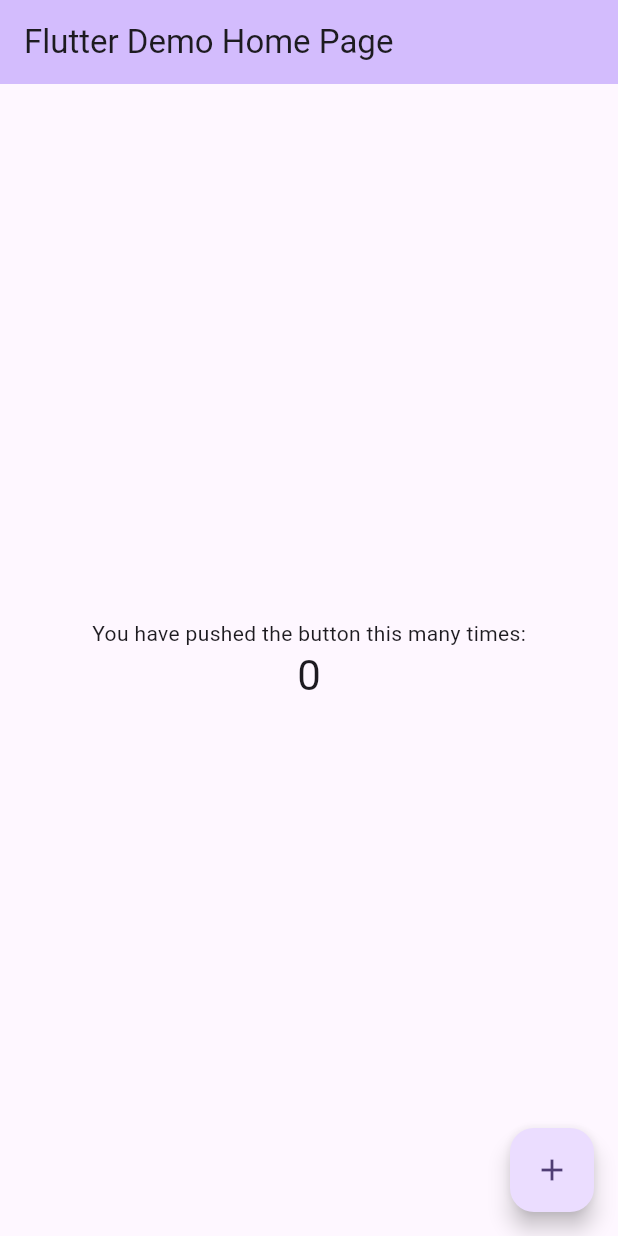
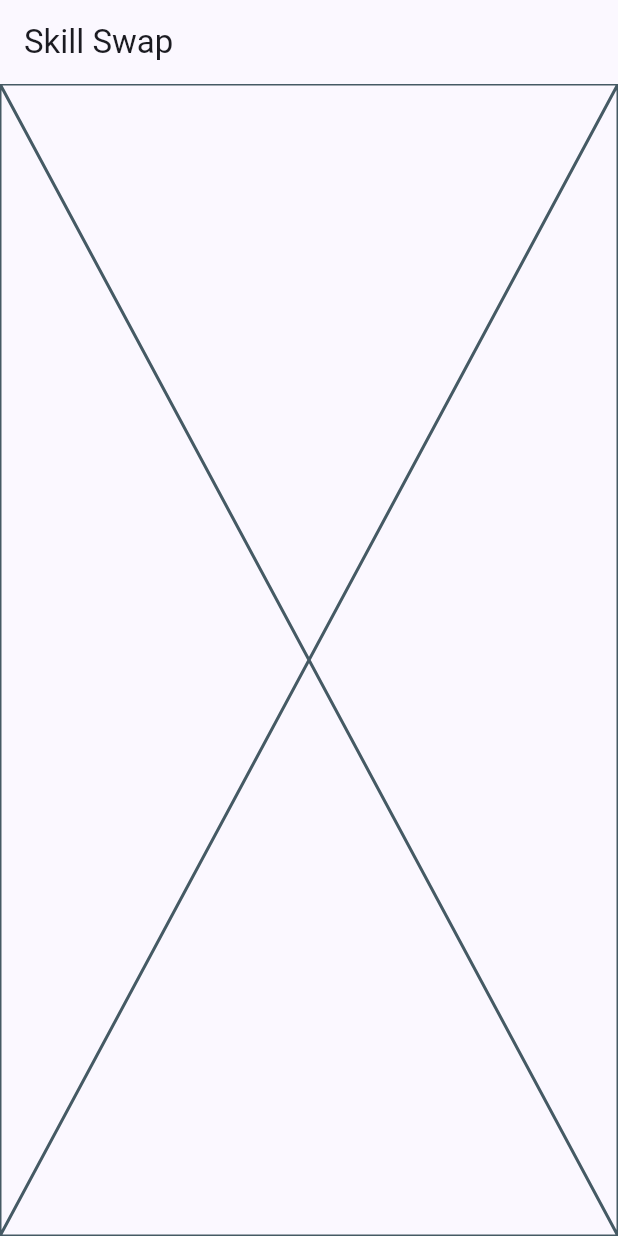
Before and after one commit to preetiahuja18/Codermates-Odoo, a Flutter app: the screen it shows after launch, on a phone screen of 412 x 824 dp. Run offline on Flutter 3.47's test engine with Material 3 defaults, Android fonts, the phone set to English and light mode, and no system bars.

Commit message:
Baisc Struct

```diff
--- /dev/null
+++ b/frontend/lib/core/widget/layout/body.layout.dart
@@ -0,0 +1,20 @@
+import 'package:flutter/material.dart';
+
+class BodyLayout extends StatelessWidget {
+
+  final Widget body;
+
+  const BodyLayout({super.key,required this.body});
+
+  @override
+  Widget build(BuildContext context) {
+    return Scaffold(
+      appBar: AppBar(
+        title: Text(
+          "Skill Swap"
+        ),
+      ),
+      body: body,
+    );
+  }
+}
--- a/frontend/lib/main.dart
+++ b/frontend/lib/main.dart
@@ -1,4 +1,5 @@
 import 'package:flutter/material.dart';
+import 'package:skill_swap/modules/app/view.dart';
 
 void main() {
   runApp(const MyApp());
@@ -13,110 +14,9 @@ class MyApp extends StatelessWidget {
     return MaterialApp(
       title: 'Flutter Demo',
       theme: ThemeData(
-        // This is the theme of your application.
-        //
-        // TRY THIS: Try running your application with "flutter run". You'll see
-        // the application has a purple toolbar. Then, without quitting the app,
-        // try changing the seedColor in the colorScheme below to Colors.green
-        // and then invoke "hot reload" (save your changes or press the "hot
-        // reload" button in a Flutter-supported IDE, or press "r" if you used
-        // the command line to start the app).
-        //
-        // Notice that the counter didn't reset back to zero; the application
-        // state is not lost during the reload. To reset the state, use hot
-        // restart instead.
-        //
-        // This works for code too, not just values: Most code changes can be
-        // tested with just a hot reload.
-        colorScheme: ColorScheme.fromSeed(seedColor: Colors.deepPurple),
+        colorScheme: ColorScheme.fromSeed(seedColor: Colors.indigo),
       ),
-      home: const MyHomePage(title: 'Flutter Demo Home Page'),
+      home: const SkilSwapApp(),
     );
   }
 }
-
-class MyHomePage extends StatefulWidget {
-  const MyHomePage({super.key, required this.title});
-
-  // This widget is the home page of your application. It is stateful, meaning
-  // that it has a State object (defined below) that contains fields that affect
-  // how it looks.
-
-  // This class is the configuration for the state. It holds the values (in this
-  // case the title) provided by the parent (in this case the App widget) and
-  // used by the build method of the State. Fields in a Widget subclass are
-  // always marked "final".
-
-  final String title;
-
-  @override
-  State<MyHomePage> createState() => _MyHomePageState();
-}
-
-class _MyHomePageState extends State<MyHomePage> {
-  int _counter = 0;
-
-  void _incrementCounter() {
-    setState(() {
-      // This call to setState tells the Flutter framework that something has
-      // changed in this State, which causes it to rerun the build method below
-      // so that the display can reflect the updated values. If we changed
-      // _counter without calling setState(), then the build method would not be
-      // called again, and so nothing would appear to happen.
-      _counter++;
-    });
-  }
-
-  @override
-  Widget build(BuildContext context) {
-    // This method is rerun every time setState is called, for instance as done
-    // by the _incrementCounter method above.
-    //
-    // The Flutter framework has been optimized to make rerunning build methods
-    // fast, so that you can just rebuild anything that needs updating rather
-    // than having to individually change instances of widgets.
-    return Scaffold(
-      appBar: AppBar(
-        // TRY THIS: Try changing the color here to a specific color (to
-        // Colors.amber, perhaps?) and trigger a hot reload to see the AppBar
-        // change color while the other colors stay the same.
-        backgroundColor: Theme.of(context).colorScheme.inversePrimary,
-        // Here we take the value from the MyHomePage object that was created by
-        // the App.build method, and use it to set our appbar title.
-        title: Text(widget.title),
-      ),
-      body: Center(
-        // Center is a layout widget. It takes a single child and positions it
-        // in the middle of the parent.
-        child: Column(
-          // Column is also a layout widget. It takes a list of children and
-          // arranges them vertically. By default, it sizes itself to fit its
-          // children horizontally, and tries to be as tall as its parent.
-          //
-          // Column has various properties to control how it sizes itself and
-          // how it positions its children. Here we use mainAxisAlignment to
-          // center the children vertically; the main axis here is the vertical
-          // axis because Columns are vertical (the cross axis would be
-          // horizontal).
-          //
-          // TRY THIS: Invoke "debug painting" (choose the "Toggle Debug Paint"
-          // action in the IDE, or press "p" in the console), to see the
-          // wireframe for each widget.
-          mainAxisAlignment: MainAxisAlignment.center,
-          children: <Widget>[
-            const Text('You have pushed the button this many times:'),
-            Text(
-              '$_counter',
-              style: Theme.of(context).textTheme.headlineMedium,
-            ),
-          ],
-        ),
-      ),
-      floatingActionButton: FloatingActionButton(
-        onPressed: _incrementCounter,
-        tooltip: 'Increment',
-        child: const Icon(Icons.add),
-      ), // This trailing comma makes auto-formatting nicer for build methods.
-    );
-  }
-}
--- /dev/null
+++ b/frontend/lib/modules/app/view.dart
@@ -0,0 +1,13 @@
+import 'package:flutter/material.dart';
+import 'package:skill_swap/core/widget/layout/body.layout.dart';
+
+class SkilSwapApp extends StatelessWidget {
+  const SkilSwapApp({super.key});
+
+  @override
+  Widget build(BuildContext context) {
+    return BodyLayout(
+      body: Placeholder()
+    );
+  }
+}
--- a/frontend/pubspec.yaml
+++ b/frontend/pubspec.yaml
@@ -34,6 +34,7 @@ dependencies:
   # The following adds the Cupertino Icons font to your application.
   # Use with the CupertinoIcons class for iOS style icons.
   cupertino_icons: ^1.0.8
+  provider: ^6.1.5
 
 dev_dependencies:
   flutter_test:
```
Also changed, not shown: frontend/pubspec.lock.
